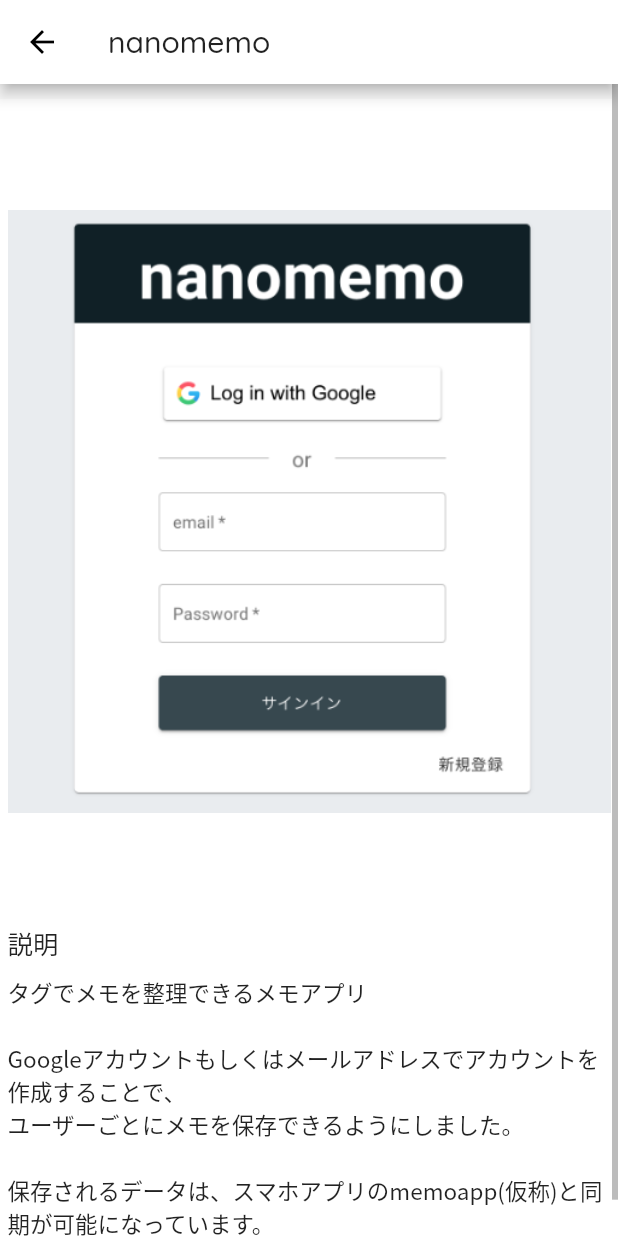
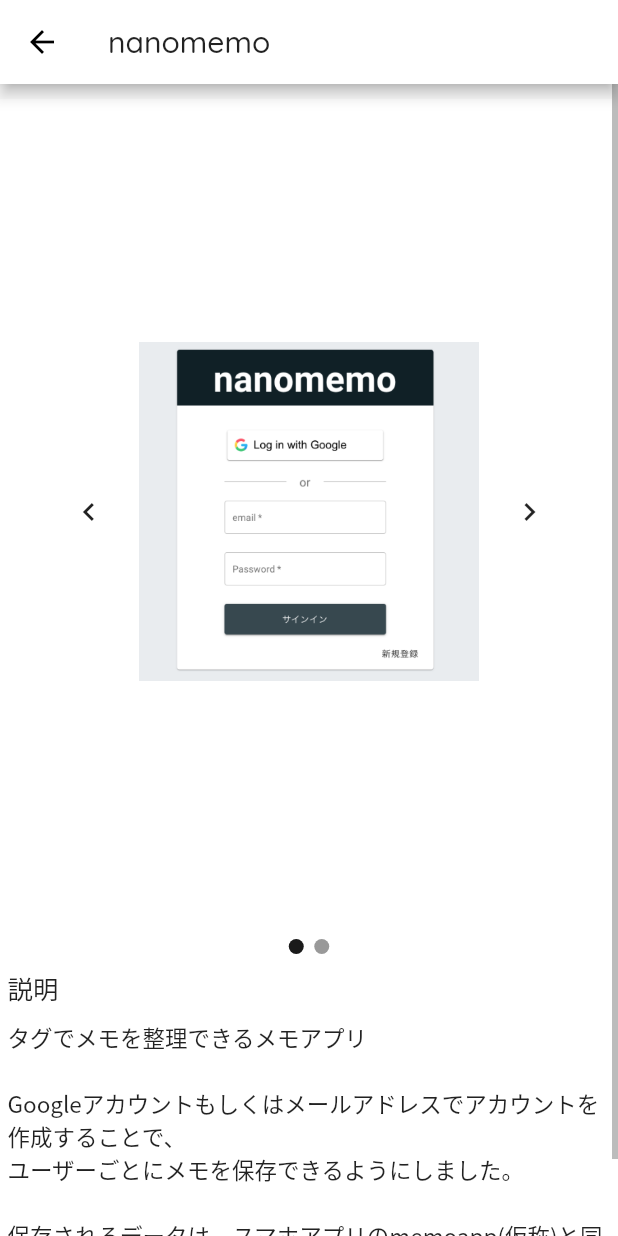
Before and after one commit to 7wataaa/_old_portfolio, a Flutter app: the NanomemoPage screen opened directly with empty values, on a phone screen of 412 x 824 dp. Run offline on Flutter 3.47's test engine with Material 2 defaults, Android fonts, the phone set to English and light mode, and no system bars; drawn by our look-alikes of carousel_slider; our stand-ins replace flutter_hooks, google_fonts, hooks_riverpod.

Commit message:
add: カルーセルを実装

```diff
--- a/lib/pages/nanomemo_page.dart
+++ b/lib/pages/nanomemo_page.dart
@@ -1,8 +1,8 @@
-import 'dart:ui';
-
 import 'package:flutter/material.dart';
+import 'package:flutter/rendering.dart';
 import 'package:flutter_hooks/flutter_hooks.dart';
 import 'package:google_fonts/google_fonts.dart';
+import 'package:portfolio/widgets/custom_carousel.dart';
 import 'package:portfolio/widgets/responsive_grid.dart';
 
 class NanomemoPage extends HookWidget {
@@ -39,11 +39,15 @@ class NanomemoPage extends HookWidget {
                     child: Column(
                       crossAxisAlignment: CrossAxisAlignment.center,
                       children: <Widget>[
-                        const SizedBox(
-                          height: 550,
-                          child: Image(
-                            image: AssetImage('assets/nanomemo.png'),
-                          ),
+                        CustomCarousel(
+                          items: const [
+                            Image(
+                              image: AssetImage('assets/nanomemo.png'),
+                            ),
+                            Image(
+                              image: AssetImage('assets/memoapp.png'),
+                            ),
+                          ],
                         ),
                         SizedBox(
                           width: 500,
--- /dev/null
+++ b/lib/widgets/custom_carousel.dart
@@ -0,0 +1,93 @@
+import 'package:carousel_slider/carousel_slider.dart';
+import 'package:flutter/material.dart';
+import 'package:flutter/rendering.dart';
+import 'package:flutter_hooks/flutter_hooks.dart';
+
+class CustomCarousel extends HookWidget {
+  CustomCarousel({
+    Key? key,
+    required this.items,
+  }) : super(key: key);
+
+  final CarouselController _controller = CarouselController();
+
+  final List<Widget> items;
+
+  @override
+  Widget build(BuildContext context) {
+    final currentIndexState = useState(0);
+
+    return Column(
+      children: [
+        SizedBox(
+          height: 550,
+          child: Stack(
+            alignment: AlignmentDirectional.center,
+            children: [
+              CarouselSlider(
+                carouselController: _controller,
+                items: items,
+                options: CarouselOptions(
+                    autoPlay: false,
+                    enableInfiniteScroll: false,
+                    onPageChanged: (index, __) {
+                      currentIndexState.value = index;
+                    }),
+              ),
+              Align(
+                alignment: Alignment.centerLeft,
+                child: Container(
+                  margin: const EdgeInsets.only(left: 30),
+                  child: IconButton(
+                    icon: const Icon(Icons.navigate_before_outlined),
+                    onPressed: _controller.previousPage,
+                  ),
+                ),
+              ),
+              Align(
+                alignment: Alignment.centerRight,
+                child: Container(
+                  margin: const EdgeInsets.only(right: 30),
+                  child: IconButton(
+                    icon: const Icon(Icons.navigate_next_outlined),
+                    onPressed: _controller.nextPage,
+                  ),
+                ),
+              ),
+            ],
+          ),
+        ),
+        Wrap(
+          spacing: 3,
+          children: items.map(
+            (e) {
+              final index = items.indexOf(e);
+
+              return MouseRegion(
+                cursor: SystemMouseCursors.click,
+                child: GestureDetector(
+                  onTap: () {
+                    _controller.jumpToPage(index);
+                    currentIndexState.value = index;
+                  },
+                  child: Container(
+                    width: 10,
+                    height: 10,
+                    margin:
+                        const EdgeInsets.symmetric(vertical: 10, horizontal: 2),
+                    decoration: BoxDecoration(
+                      shape: BoxShape.circle,
+                      color: currentIndexState.value == index
+                          ? const Color.fromRGBO(0, 0, 0, 0.9)
+                          : const Color.fromRGBO(0, 0, 0, 0.4),
+                    ),
+                  ),
+                ),
+              );
+            },
+          ).toList(),
+        ),
+      ],
+    );
+  }
+}
--- a/pubspec.yaml
+++ b/pubspec.yaml
@@ -25,6 +25,7 @@ dependency_overrides:
 
 dependencies:
   build_runner: ^1.12.2
+  carousel_slider: ^4.0.0-nullsafety.0
   cupertino_icons: ^1.0.2
   flutter:
     sdk: flutter
```
Also changed, not shown: pubspec.lock.
